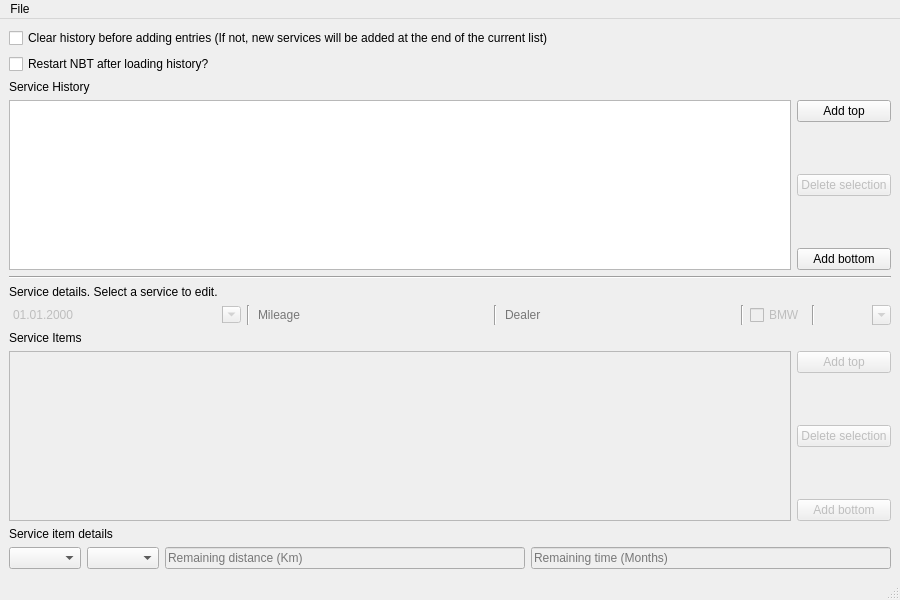
First picture: the form in mainwindow.ui, repository botho/ServiceManager, before the edit.
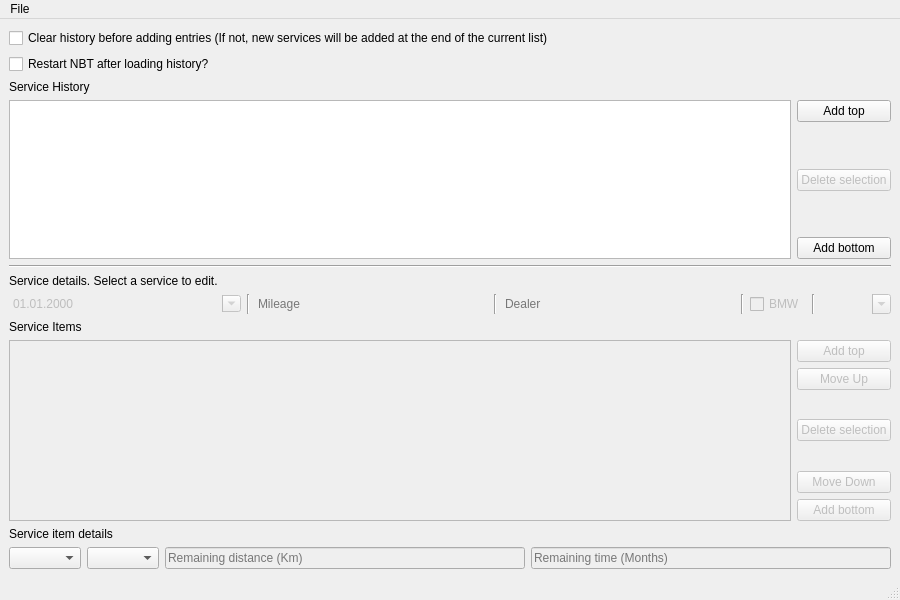
Second picture: the form after the edit.

Commit message: Move Up and Down

What changed in the file:
```diff
--- a/mainwindow.ui
+++ b/mainwindow.ui
@@ -322,6 +322,16 @@
         </property>
        </widget>
       </item>
+      <item>
+       <widget class="QPushButton" name="moveUpService">
+        <property name="enabled">
+         <bool>false</bool>
+        </property>
+        <property name="text">
+                 <string>Move Up</string>
+        </property>
+       </widget>
+      </item>
       <item>
        <spacer name="verticalSpacer_4">
         <property name="orientation">
@@ -358,6 +368,16 @@
         </property>
        </spacer>
       </item>
+      <item>
+       <widget class="QPushButton" name="moveDownService">
+        <property name="enabled">
+         <bool>false</bool>
+        </property>
+        <property name="text">
+                 <string>Move Down</string>
+        </property>
+       </widget>
+      </item>
       <item>
        <widget class="QPushButton" name="addBottomService">
         <property name="enabled">
```
The commit also changes 2 other files.
